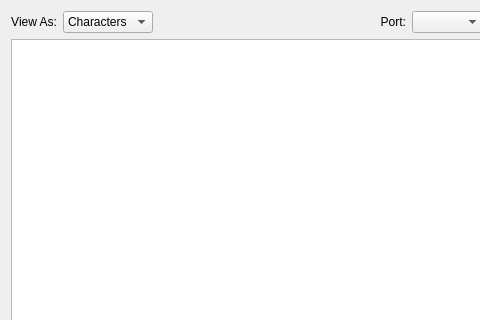
Before: the Qt Designer form mcbuilder/trunk/layouts/usbconsole.ui in makingthings/makecontroller, drawn with Qt 5; both pictures show x 0 to 480 and y 0 to 320 of the 581 by 563 pixel window.
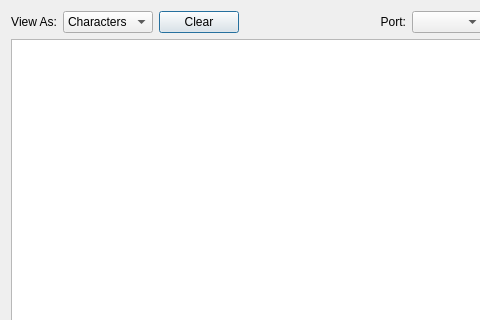
After: the same form once the commit is applied.

Commit message: - add clear button to usb console, and limit output to 1000 lines - no console on windows, clean up .pro file a bit

What changed in the file:
```diff
--- a/mcbuilder/trunk/layouts/usbconsole.ui
+++ b/mcbuilder/trunk/layouts/usbconsole.ui
@@ -45,6 +45,13 @@
        </item>
       </widget>
      </item>
+     <item>
+      <widget class="QPushButton" name="clearButton">
+       <property name="text">
+        <string>Clear</string>
+       </property>
+      </widget>
+     </item>
      <item>
       <spacer>
        <property name="orientation" >
```
Left out of the diff: 98 changed lines with no effect on the pictures. The commit also changes 1 other file.
